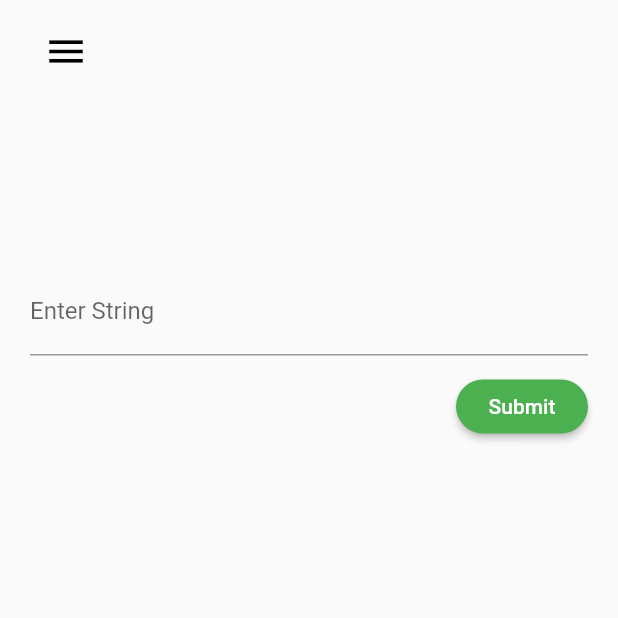
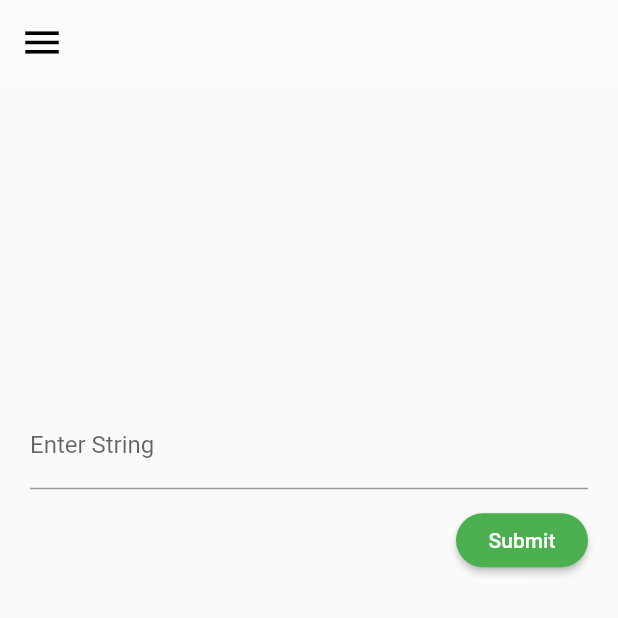
Before and after one commit to haziq-danial/flutter_first_app, a Flutter app: the screen it shows after launch, on a phone screen of 412 x 824 dp, the top half of it. Run offline on Flutter 3.47's test engine with Material 2 defaults, Android fonts, the phone set to English and light mode, and no system bars.

Commit message:
some fixes

```diff
--- a/lib/main.dart
+++ b/lib/main.dart
@@ -58,22 +58,15 @@ class _MyPageState extends State<MyPage> with SingleTickerProviderStateMixin {
         bottom: 0,
         right: _isCollapse ? 0 : -0.2 * _screenWidth,
         left: _isCollapse ? 0 : 0.7 * _screenWidth,
-        curve: Curves.ease,
+        curve: Curves.easeOutCubic,
         child: Material(
-          elevation: 8.0,
+          elevation: 8,
           child: Scaffold(
-            body: Container(
-                child: SingleChildScrollView(
-              child: Column(
-                children: <Widget>[
-                  Padding(
-                    padding: EdgeInsets.fromLTRB(0, 10, 10, 20),
-                    child: SafeArea(
-                      child: Row(
-                        children: <Widget>[
-                          RawMaterialButton(
+            appBar: AppBar(
               elevation: 0,
-                            shape: CircleBorder(),
+              backgroundColor: Colors.white10,
+              leading: RawMaterialButton(
+                  elevation: 0,
                   child: Icon(
                     Icons.menu,
                     color: Colors.black,
@@ -85,14 +78,14 @@ class _MyPageState extends State<MyPage> with SingleTickerProviderStateMixin {
                     });
                   },
                 ),
-                        ],
             ),
-                    ),
-                  ),
-                  SizedBox(
-                    height: 100,
-                  ),
-                  Column(
+            body: Container(
+                child: SingleChildScrollView(
+                  child: Column(
+                    children: <Widget>[
+                      Container(
+                        height: _screenHeight / 1.5,
+                        child: Column(
                           mainAxisAlignment: MainAxisAlignment.center,
                           children: <Widget>[
                             Padding(
@@ -124,24 +117,28 @@ class _MyPageState extends State<MyPage> with SingleTickerProviderStateMixin {
                                           },
                                         ),
                                         Row(
-                                    mainAxisAlignment: MainAxisAlignment.end,
+                                          mainAxisAlignment:
+                                              MainAxisAlignment.end,
                                           children: <Widget>[
                                             Padding(
-                                        padding: const EdgeInsets.symmetric(
+                                              padding:
+                                                  const EdgeInsets.symmetric(
                                                       vertical: 10.0),
                                               child: RaisedButton(
                                                 color: Colors.green,
                                                 shape: StadiumBorder(),
                                                 child: Text(
                                                   'Submit',
-                                            style:
-                                                TextStyle(color: Colors.white),
+                                                  style: TextStyle(
+                                                      color: Colors.white),
                                                 ),
                                                 onPressed: () {
-                                            final form = _formKey.currentState;
+                                                  final form =
+                                                      _formKey.currentState;
                                                   if (form.validate()) {
                                                     form.save();
-                                              _showDialog(context, _stringName);
+                                                    _showDialog(
+                                                        context, _stringName);
                                                   }
                                                 },
                                               ),
@@ -155,6 +152,7 @@ class _MyPageState extends State<MyPage> with SingleTickerProviderStateMixin {
                               ),
                             ),
                           ],
+                        ),
                       ),
                     ],
                   ),
@@ -170,6 +168,7 @@ class CustomDrawer extends StatelessWidget {
   @override
   Widget build(BuildContext context) {
     return Drawer(
+      elevation: 0,
       child: ListView(
         padding: EdgeInsets.zero,
         children: <Widget>[
```
Lines whose indentation alone changed are shown as unchanged.
